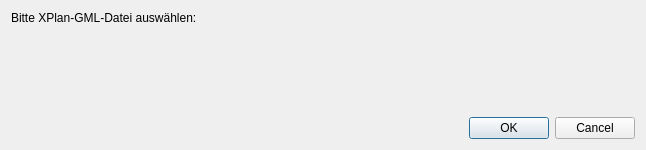
First picture: the form in xplan_reader.ui, repository kreis-viersen/xplan-reader, before the edit.
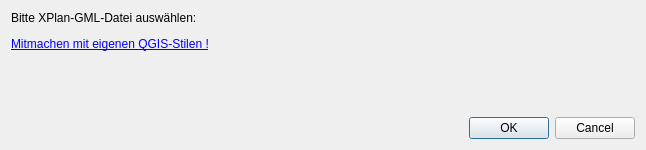
Second picture: the form after the edit. Custom widgets are drawn as their Qt base class.

Commit message: Add contribution info

What changed in the file:
```diff
--- a/xplan_reader.ui
+++ b/xplan_reader.ui
@@ -42,6 +42,16 @@
        </property>
       </widget>
      </item>
+     <item>
+      <widget class="QLabel" name="label">
+       <property name="text">
+        <string>&lt;a href=&quot;https://github.com/kreis-viersen/xplan-reader#mitmachen-mit-eigenen-qgis-stilen-&quot;&gt;Mitmachen mit eigenen QGIS-Stilen !&lt;/a&gt;</string>
+       </property>
+       <property name="openExternalLinks">
+        <bool>true</bool>
+       </property>
+      </widget>
+     </item>
      <item>
       <spacer name="verticalSpacer">
        <property name="orientation">
```
